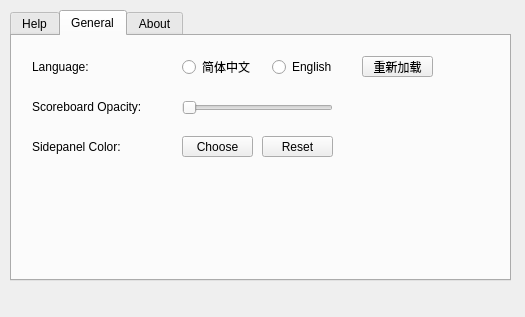
Qt form mainwindow.ui (wudi-7mi/open_ra2ob_qt6) before a commit.
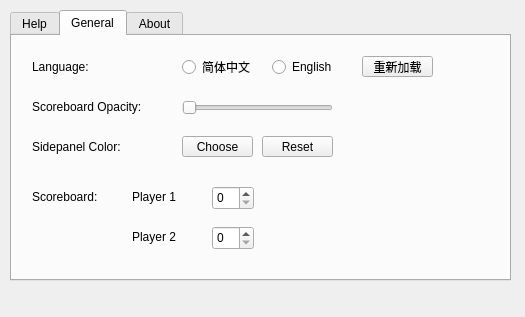
The same form after that commit. The open tabs and pages were chosen to show the change. Icons and pictures are not drawn.

```diff
--- a/mainwindow.ui
+++ b/mainwindow.ui
@@ -431,6 +431,65 @@
        <string>Reset</string>
       </property>
      </widget>
+     <widget class="QLabel" name="lb_scoreboard">
+      <property name="geometry">
+       <rect>
+        <x>20</x>
+        <y>150</y>
+        <width>81</width>
+        <height>21</height>
+       </rect>
+      </property>
+      <property name="text">
+       <string>Scoreboard:</string>
+      </property>
+     </widget>
+     <widget class="QLabel" name="lb_p1">
+      <property name="geometry">
+       <rect>
+        <x>120</x>
+        <y>150</y>
+        <width>51</width>
+        <height>21</height>
+       </rect>
+      </property>
+      <property name="text">
+       <string>Player 1 </string>
+      </property>
+     </widget>
+     <widget class="QSpinBox" name="sb_p1score">
+      <property name="geometry">
+       <rect>
+        <x>200</x>
+        <y>150</y>
+        <width>42</width>
+        <height>24</height>
+       </rect>
+      </property>
+     </widget>
+     <widget class="QLabel" name="lb_p2">
+      <property name="geometry">
+       <rect>
+        <x>120</x>
+        <y>190</y>
+        <width>51</width>
+        <height>21</height>
+       </rect>
+      </property>
+      <property name="text">
+       <string>Player 2</string>
+      </property>
+     </widget>
+     <widget class="QSpinBox" name="sb_p2score">
+      <property name="geometry">
+       <rect>
+        <x>200</x>
+        <y>190</y>
+        <width>42</width>
+        <height>24</height>
+       </rect>
+      </property>
+     </widget>
     </widget>
     <widget class="QWidget" name="About">
      <attribute name="title">
```
Left out of the diff: 61 changed lines with no effect on the pictures.
